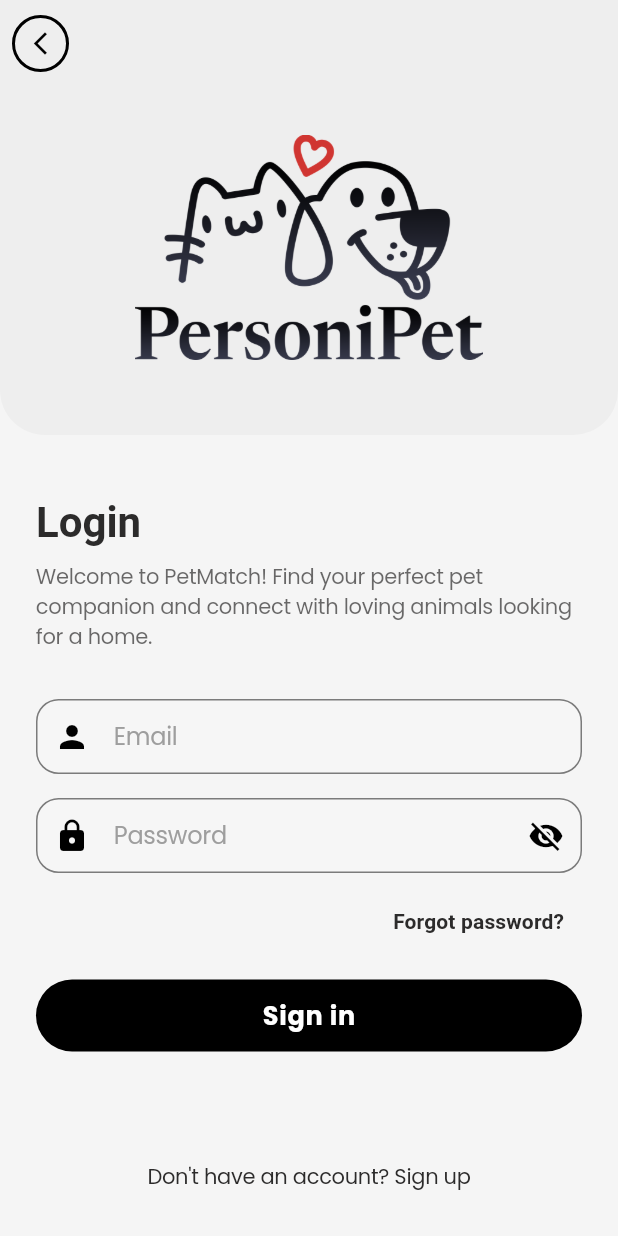
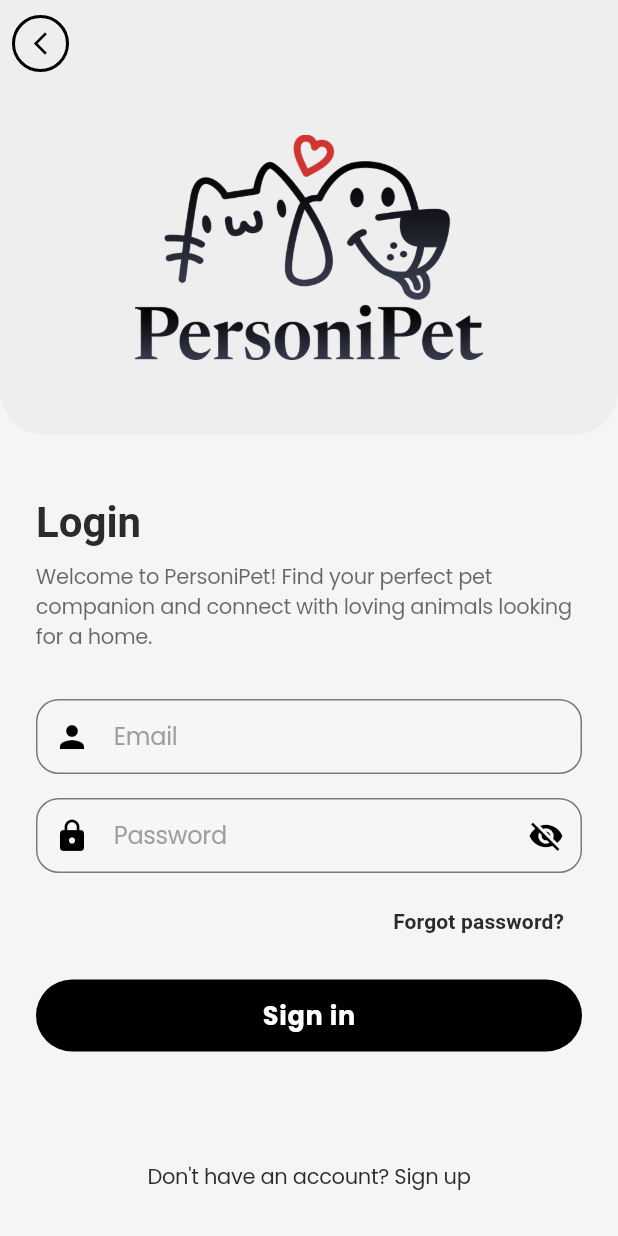
Before and after one commit to HanzChrisrome/petmatch, a Flutter app: the LoginScreen screen opened by its route, on a phone screen of 412 x 824 dp. Run offline on Flutter 3.47's test engine with Material 3 defaults, Android fonts, the phone set to English and light mode, and no system bars; our stand-ins replace cached_network_image, flutter_dotenv, flutter_riverpod, freezed_annotation, go_router, google_fonts and 6 more; accounts and stored records are empty; project files that could hold a hidden picture were left out.

Commit message:
Changes as of January

```diff
--- a/lib/features/auth/presentation/screens/login_screen.dart
+++ b/lib/features/auth/presentation/screens/login_screen.dart
@@ -159,7 +159,7 @@ class _LoginScreenState extends ConsumerState<LoginScreen> {
                                       ),
                                       const SizedBox(height: 8),
                                       Text(
-                                        'Welcome to PetMatch! Find your perfect pet companion and connect with loving animals looking for a home.',
+                                        'Welcome to PersoniPet! Find your perfect pet companion and connect with loving animals looking for a home.',
                                         style: Theme.of(context)
                                             .textTheme
                                             .bodyMedium
--- a/lib/get_started_screen.dart
+++ b/lib/get_started_screen.dart
@@ -137,7 +137,7 @@ class _GetStartedScreenState extends State<GetStartedScreen>
                       ),
                       SizedBox(height: isSmallScreen ? 12 : 16),
                       Text(
-                        "PetMatch connects people and pets through smart, caring technology—helping adopters discover the perfect furry friend while giving every animal the chance to find a loving home.",
+                        "PersoniPet connects people and pets through smart, caring technology—helping adopters discover the perfect furry friend while giving every animal the chance to find a loving home.",
                         textAlign: TextAlign.center,
                         style: Theme.of(context).textTheme.bodyMedium?.copyWith(
                               fontSize: isSmallScreen ? 13 : 14,
```
Also changed, not shown: lib/features/home/widgets/pet_details_modal.dart (+20 -20 lines), 5 other files.
